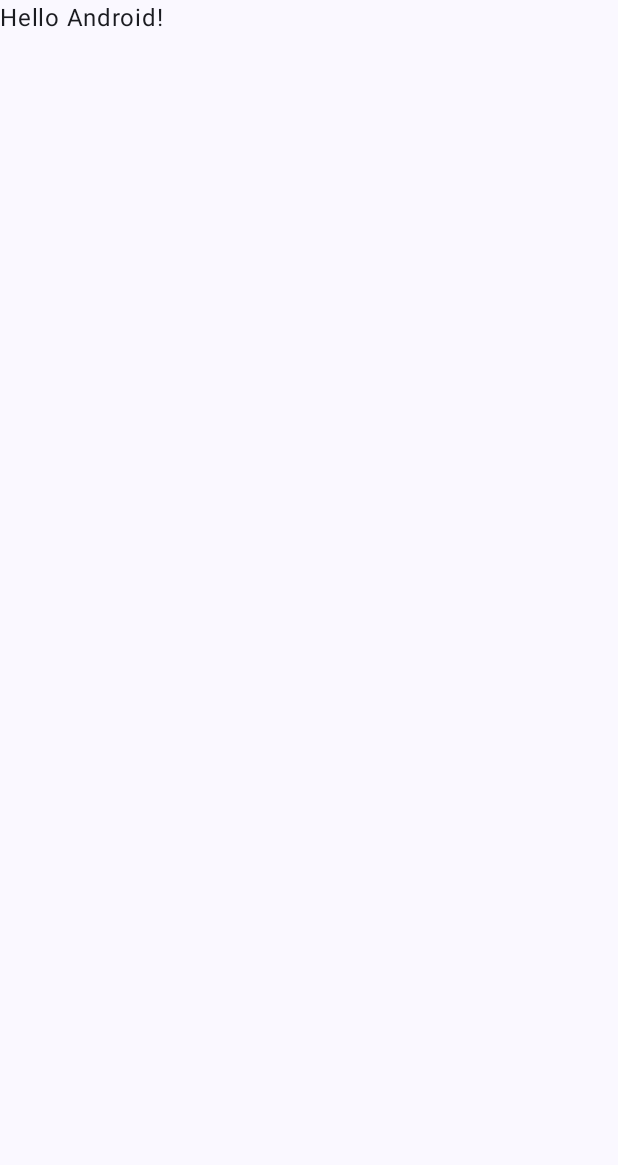
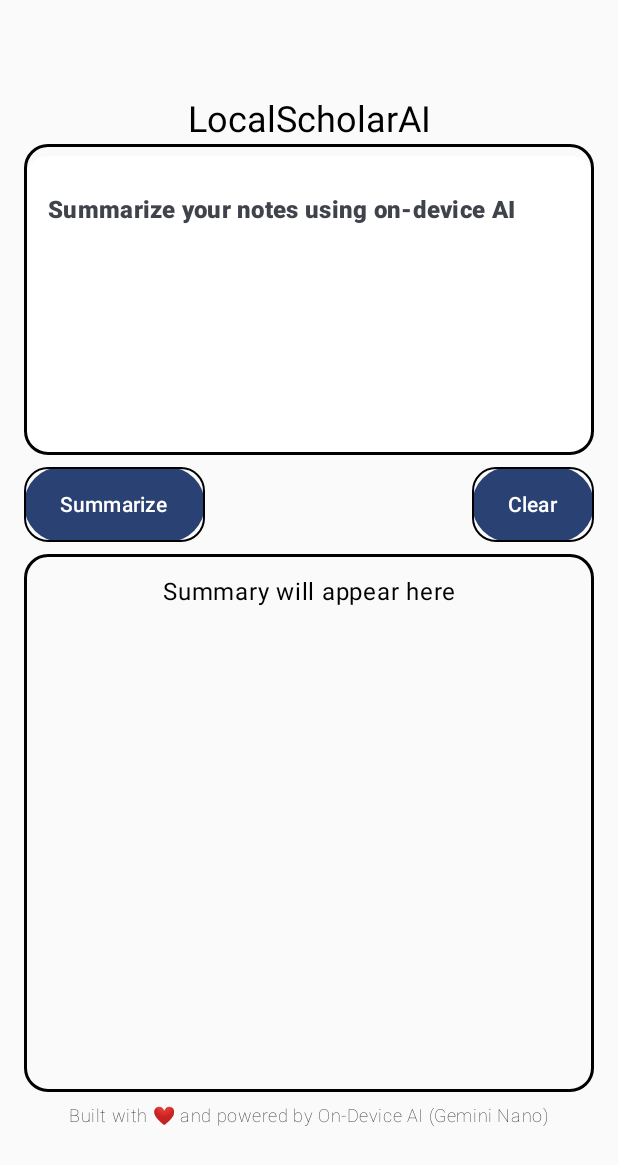
Before and after one commit to vprabhu/LocalScholarAI, an Android app built with Jetpack Compose: the screen it shows after launch (MainActivity), on a phone screen of 412 x 824 dp. Before the commit the part shown is almost empty. Shown: the top 1165 px of the screen. Run offline under Robolectric (Android 15) with nearby library versions, the phone set to English and light mode, and no system bars; libraries missing offline, so code that uses them is left out: com.google.mlkit.genai; 2 statements that could not run were skipped.

Commit message:
feat: Implement summarization feature using on-device AI
This commit introduces the core functionality of summarizing text using an on-device AI model (Gemini Nano via ML Kit).

Key changes include:

- **UI State Management:**
    - Added `UiState.kt` to define sealed interfaces for managing different states of the text generation process (Initial, Loading, Success, Error).
- **ViewModel:**
    - Created `SummarizeViewModel.kt` to handle the summarization logic.
    - Manages UI state using `MutableStateFlow` and exposes it as `StateFlow`.
    - Implements logic to check feature availability (downloadable, downloading, available) for the summarizer.
    - Initiates summarization requests (both streaming and non-streaming).
    - Handles potential `GenAiException` during summarization.
    - Defines a `MAX_INPUT_CHARACTER_LIMIT` for the input text.
- **UI Implementation:**
    - Updated `MainActivity.kt` to use a new `HomeScreen` composable.
    - Created `HomeScreen.kt` which provides the user interface for text input and displaying the summary.
    - Includes:
        - An `OutlinedTextField` for user input.
        - "Summarize" and "Clear" buttons.
        - Display area for the generated summary or error messages.
        - A `LinearProgressIndicator` to show loading state.
        - Input validation for minimum character length.
        - Keyboard management (hiding keyboard on action).
        - Lifecycle management for the `Summarizer` instance (closing it `ON_STOP`).
- **Dependencies:**
    - Added `com.google.mlkit:genai-summarization` and `androidx.lifecycle:lifecycle-viewmodel-compose` to `build.gradle.kts` and `libs.versions.toml`.
- **String Resources:**
    - Added new string resources for UI elements like button labels, instructional text, and error messages in `strings.xml`.
- **Theme:**
    - Minor cleanup in `Theme.kt` (removed unused import).

```diff
--- a/app/build.gradle.kts
+++ b/app/build.gradle.kts
@@ -56,4 +56,9 @@ dependencies {
     androidTestImplementation(libs.androidx.ui.test.junit4)
     debugImplementation(libs.androidx.ui.tooling)
     debugImplementation(libs.androidx.ui.test.manifest)
+    // gen ai summarisation
+    implementation(libs.genai.summarization)
+    // lifecycle view model
+    implementation(libs.compose.viewmodel)
+
 }
--- a/app/src/main/java/com/vpdevs/localscholarai/MainActivity.kt
+++ b/app/src/main/java/com/vpdevs/localscholarai/MainActivity.kt
@@ -4,44 +4,18 @@ import android.os.Bundle
 import androidx.activity.ComponentActivity
 import androidx.activity.compose.setContent
 import androidx.activity.enableEdgeToEdge
-import androidx.compose.foundation.layout.fillMaxSize
-import androidx.compose.foundation.layout.padding
-import androidx.compose.material3.Scaffold
-import androidx.compose.material3.Text
-import androidx.compose.runtime.Composable
-import androidx.compose.ui.Modifier
-import androidx.compose.ui.tooling.preview.Preview
+import com.vpdevs.localscholarai.ui.screens.HomeScreen
 import com.vpdevs.localscholarai.ui.theme.LocalScholarAITheme
 
 class MainActivity : ComponentActivity() {
+
     override fun onCreate(savedInstanceState: Bundle?) {
         super.onCreate(savedInstanceState)
         enableEdgeToEdge()
         setContent {
             LocalScholarAITheme {
-                Scaffold(modifier = Modifier.fillMaxSize()) { innerPadding ->
-                    Greeting(
-                        name = "Android",
-                        modifier = Modifier.padding(innerPadding)
-                    )
-                }
+                HomeScreen()
             }
         }
     }
 }
-
-@Composable
-fun Greeting(name: String, modifier: Modifier = Modifier) {
-    Text(
-        text = "Hello $name!",
-        modifier = modifier
-    )
-}
-
-@Preview(showBackground = true)
-@Composable
-fun GreetingPreview() {
-    LocalScholarAITheme {
-        Greeting("Android")
-    }
-}
--- /dev/null
+++ b/app/src/main/java/com/vpdevs/localscholarai/ui/screens/HomeScreen.kt
@@ -0,0 +1,284 @@
+package com.vpdevs.localscholarai.ui.screens
+
+import android.util.Log
+import androidx.compose.animation.AnimatedVisibility
+import androidx.compose.foundation.border
+import androidx.compose.foundation.layout.Arrangement
+import androidx.compose.foundation.layout.Column
+import androidx.compose.foundation.layout.Row
+import androidx.compose.foundation.layout.fillMaxSize
+import androidx.compose.foundation.layout.fillMaxWidth
+import androidx.compose.foundation.layout.height
+import androidx.compose.foundation.layout.padding
+import androidx.compose.foundation.layout.wrapContentHeight
+import androidx.compose.foundation.layout.wrapContentWidth
+import androidx.compose.foundation.shape.RoundedCornerShape
+import androidx.compose.foundation.text.KeyboardActions
+import androidx.compose.foundation.text.KeyboardOptions
+import androidx.compose.material3.Button
+import androidx.compose.material3.LinearProgressIndicator
+import androidx.compose.material3.MaterialTheme
+import androidx.compose.material3.OutlinedTextField
+import androidx.compose.material3.Text
+import androidx.compose.material3.TextFieldDefaults
+import androidx.compose.runtime.Composable
+import androidx.compose.runtime.MutableState
+import androidx.compose.runtime.collectAsState
+import androidx.compose.runtime.getValue
+import androidx.compose.runtime.mutableStateOf
+import androidx.compose.runtime.remember
+import androidx.compose.runtime.saveable.rememberSaveable
+import androidx.compose.runtime.setValue
+import androidx.compose.ui.Alignment
+import androidx.compose.ui.Modifier
+import androidx.compose.ui.graphics.Color
+import androidx.compose.ui.platform.LocalContext
+import androidx.compose.ui.platform.LocalSoftwareKeyboardController
+import androidx.compose.ui.platform.SoftwareKeyboardController
+import androidx.compose.ui.res.stringResource
+import androidx.compose.ui.text.font.FontWeight
+import androidx.compose.ui.text.input.ImeAction
+import androidx.compose.ui.text.input.KeyboardType
+import androidx.compose.ui.text.style.TextAlign
+import androidx.compose.ui.unit.dp
+import androidx.lifecycle.Lifecycle
+import androidx.lifecycle.compose.LifecycleEventEffect
+import androidx.lifecycle.viewmodel.compose.viewModel
+import com.google.mlkit.genai.summarization.Summarization
+import com.google.mlkit.genai.summarization.Summarizer
+import com.google.mlkit.genai.summarization.SummarizerOptions
+import com.vpdevs.localscholarai.R
+import com.vpdevs.localscholarai.ui.viewmodel.MAX_INPUT_CHARACTER_LIMIT
+import com.vpdevs.localscholarai.ui.viewmodel.SummarizeViewModel
+import com.vpdevs.localscholarai.ui.viewmodel.UiState
+
+@Composable
+fun HomeScreen(
+    summarizeViewModel: SummarizeViewModel = viewModel()
+) {
+
+    val context = LocalContext.current
+
+    val summarizerOptions = SummarizerOptions.builder(context)
+        .setInputType(SummarizerOptions.InputType.ARTICLE)
+        .setOutputType(SummarizerOptions.OutputType.THREE_BULLETS)
+        .setLanguage(SummarizerOptions.Language.ENGLISH)
+        .setLongInputAutoTruncationEnabled(true)
+        .build()
+
+    val summarizer = Summarization.getClient(summarizerOptions)
+
+    val summarizeText by summarizeViewModel.summarizeText.collectAsState()
+
+    val result = rememberSaveable { mutableStateOf("Summary will appear here") }
+    var prompt by rememberSaveable { mutableStateOf("") }
+    val isInputLengthError = remember { mutableStateOf(false) }
+
+    val isLoading = remember {
+        mutableStateOf(false)
+    }
+
+    val keyboardController = LocalSoftwareKeyboardController.current
+
+    when (summarizeText) {
+        UiState.Initial -> {}
+
+        UiState.Loading -> {
+            isLoading.value = true
+        }
+
+        is UiState.Success -> {
+            isLoading.value = false
+            result.value = (summarizeText as UiState.Success).outputText
+        }
+
+        is UiState.Error -> {
+            isLoading.value = false
+            result.value = (summarizeText as UiState.Error).errorMessage
+        }
+    }
+
+    Column(
+        modifier = Modifier
+            .fillMaxSize()
+            .padding(vertical = 64.dp, horizontal = 16.dp),
+        horizontalAlignment = Alignment.CenterHorizontally
+
+    ) {
+
+        Text(
+            text = stringResource(id = R.string.app_name),
+            style = MaterialTheme.typography.headlineSmall,
+            color = Color.Black,
+            textAlign = TextAlign.Start
+        )
+
+        OutlinedTextField(
+            label = {
+                Text(
+                    modifier = Modifier.padding(top = 8.dp, bottom = 8.dp),
+                    text = stringResource(id = R.string.label_prompt),
+                    style = MaterialTheme.typography.titleMedium,
+                    fontWeight = FontWeight.Black
+                )
+            },
+            value = prompt,
+            onValueChange = { prompt = it },
+            shape = RoundedCornerShape(16.dp),
+            modifier = Modifier
+                .fillMaxWidth()
+                .weight(0.3f)
+                .padding(bottom = 8.dp)
+                .border(
+                    width = 2.dp,
+                    color = Color.Black,
+                    shape = RoundedCornerShape(16.dp)
+                ),
+            colors = TextFieldDefaults.colors(
+                focusedTextColor = Color.Black,
+                unfocusedTextColor = Color.Black,
+                focusedContainerColor = Color.White,
+                unfocusedContainerColor = Color.White,
+                focusedIndicatorColor = Color.Transparent,
+                unfocusedIndicatorColor = Color.Transparent,
+            ),
+            keyboardActions = KeyboardActions(
+                onDone = {
+                    callSummarizeTextCallback(
+                        isInputLengthError = isInputLengthError,
+                        prompt = prompt,
+                        summarizeViewModel = summarizeViewModel,
+                        summarizer = summarizer,
+                        result = result,
+                        keyboardController = keyboardController
+                    )
+                }
+            ),
+            keyboardOptions = KeyboardOptions(
+                keyboardType = KeyboardType.Email,
+                imeAction = ImeAction.Done
+            ),
+        )
+        androidx.compose.animation.AnimatedVisibility(visible = isInputLengthError.value) {
+            Text(
+                modifier = Modifier.padding(top = 8.dp, bottom = 8.dp),
+                text = stringResource(id = R.string.error_min_characters),
+                style = MaterialTheme.typography.titleMedium,
+                fontWeight = FontWeight.Thin,
+                color = Color.Red
+            )
+        }
+
+        Row(
+            modifier = Modifier
+                .fillMaxWidth()
+                .wrapContentHeight()
+                .padding(bottom = 8.dp),
+            horizontalArrangement = Arrangement.SpaceBetween
+        ) {
+            Button(
+                modifier = Modifier
+                    .wrapContentWidth()
+                    .height(50.dp)
+                    .border(
+                        width = 1.dp,
+                        shape = RoundedCornerShape(16.dp),
+                        color = Color.Black
+                    ),
+                onClick = {
+                    callSummarizeTextCallback(
+                        isInputLengthError = isInputLengthError,
+                        prompt = prompt,
+                        summarizeViewModel = summarizeViewModel,
+                        summarizer = summarizer,
+                        result = result,
+                        keyboardController = keyboardController
+                    )
+                }
+            ) {
+                Text(stringResource(id = R.string.button_summarize))
+            }
+
+            Button(
+                modifier = Modifier
+                    .wrapContentWidth()
+                    .height(50.dp)
+                    .border(
+                        width = 1.dp,
+                        shape = RoundedCornerShape(16.dp),
+                        color = Color.Black
+                    ),
+                onClick = {
+                    prompt = ""
+                }
+            ) {
+                Text(stringResource(id = R.string.button_clear))
+            }
+        }
+
+        AnimatedVisibility(
+            visible = isLoading.value,
+            modifier = Modifier.padding(top = 8.dp, bottom = 8.dp)
+        ) {
+            Text(
+                modifier = Modifier.padding(top = 8.dp, bottom = 8.dp),
+                text = stringResource(id = R.string.text_summarizing),
+                style = MaterialTheme.typography.titleMedium,
+                fontWeight = FontWeight.Thin
+            )
+
+            LinearProgressIndicator(
+                modifier = Modifier.fillMaxWidth(),
+            )
+        }
+
+        Text(
+            modifier = Modifier
+                .border(
+                    width = 2.dp,
+                    shape = RoundedCornerShape(16.dp),
+                    color = Color.Black
+                )
+                .fillMaxWidth()
+                .weight(0.5f)
+                .padding(top = 16.dp),
+            text = result.value,
+            style = MaterialTheme.typography.bodyLarge,
+            color = Color.Black,
+            textAlign = TextAlign.Center
+        )
+
+        Text(
+            modifier = Modifier.padding(top = 8.dp, bottom = 8.dp),
+            text = stringResource(id = R.string.text_footer),
+            style = MaterialTheme.typography.bodySmall,
+            fontWeight = FontWeight.Thin
+        )
+    }
+
+    LifecycleEventEffect(Lifecycle.Event.ON_STOP) {
+        summarizer.close()
+    }
+}
+
+private fun callSummarizeTextCallback(
+    isInputLengthError: MutableState<Boolean>,
+    prompt: String,
+    summarizeViewModel: SummarizeViewModel,
+    summarizer: Summarizer,
+    result: MutableState<String>,
+    keyboardController: SoftwareKeyboardController?
+) {
+    isInputLengthError.value = false
+    if (prompt.isNotEmpty() && prompt.length >= MAX_INPUT_CHARACTER_LIMIT) {
+        keyboardController?.hide()
+        result.value = ""
+        summarizeViewModel.summarizeText(
+            text = prompt,
+            summarizer = summarizer
+        )
+    } else {
+        isInputLengthError.value = true
+        Log.d("LocalScholarAI", "Input length must be at least 400 characters ")
+    }
+}
--- a/app/src/main/java/com/vpdevs/localscholarai/ui/theme/Theme.kt
+++ b/app/src/main/java/com/vpdevs/localscholarai/ui/theme/Theme.kt
@@ -1,6 +1,5 @@
 package com.vpdevs.localscholarai.ui.theme
 
-import android.app.Activity
 import android.os.Build
 import androidx.compose.foundation.isSystemInDarkTheme
 import androidx.compose.material3.MaterialTheme
--- /dev/null
+++ b/app/src/main/java/com/vpdevs/localscholarai/ui/viewmodel/SummarizeViewModel.kt
@@ -0,0 +1,129 @@
+package com.vpdevs.localscholarai.ui.viewmodel
+
+import android.util.Log
+import androidx.lifecycle.ViewModel
+import androidx.lifecycle.viewModelScope
+import com.google.mlkit.genai.common.DownloadCallback
+import com.google.mlkit.genai.common.FeatureStatus
+import com.google.mlkit.genai.common.GenAiException
+import com.google.mlkit.genai.summarization.SummarizationRequest
+import com.google.mlkit.genai.summarization.Summarizer
+import kotlinx.coroutines.Dispatchers
+import kotlinx.coroutines.flow.MutableStateFlow
+import kotlinx.coroutines.flow.StateFlow
+import kotlinx.coroutines.flow.asStateFlow
+import kotlinx.coroutines.flow.update
+import kotlinx.coroutines.launch
+import kotlinx.coroutines.withContext
+
+const val  MAX_INPUT_CHARACTER_LIMIT = 400
+
+class SummarizeViewModel : ViewModel() {
+
+
+    private val _summarizeText: MutableStateFlow<UiState> =
+        MutableStateFlow(UiState.Initial)
+    val summarizeText: StateFlow<UiState> =
+        _summarizeText.asStateFlow()
+
+
+    fun summarizeText(text: String, summarizer: Summarizer) {
+        _summarizeText.value = UiState.Loading
+
+        viewModelScope.launch(Dispatchers.IO) {
+            prepareAndStartSummarization(
+                summarizer = summarizer,
+                articleToSummarize = text
+            )
+        }
+    }
+
+    private suspend fun prepareAndStartSummarization(
+        summarizer: Summarizer,
+        articleToSummarize: String
+    ) {
+        // Check feature availability. Status will be one of the following:
+        // UNAVAILABLE, DOWNLOADABLE, DOWNLOADING, AVAILABLE
+        val featureStatus = withContext(Dispatchers.IO) {
+            summarizer.checkFeatureStatus().get()
+        }
+        Log.d("LocalScholarAI", "featureStatus: $featureStatus")
+
+        when (featureStatus) {
+            FeatureStatus.DOWNLOADABLE -> {
+                Log.d("LocalScholarAI", "FeatureStatus.DOWNLOADABLE")
+                // Download feature if necessary. If downloadFeature is not called,
+                // the first inference request will also trigger the feature to be
+                // downloaded if it's not already downloaded.
+                summarizer.downloadFeature(object : DownloadCallback {
+                    override fun onDownloadStarted(bytesToDownload: Long) {}
+
+                    override fun onDownloadFailed(e: GenAiException) {}
+
+                    override fun onDownloadProgress(totalBytesDownloaded: Long) {}
+
+                    override fun onDownloadCompleted() {
+                        startSummarizationRequest(
+                            text = articleToSummarize,
+                            summarizer = summarizer
+                        )
+                    }
+                })
+            }
+            FeatureStatus.DOWNLOADING -> {
+                Log.d("LocalScholarAI", "FeatureStatus.DOWNLOADING")
+                // Inference request will automatically run once feature is
+                // downloaded. If Gemini Nano is already downloaded on the device,
+                // the feature-specific LoRA adapter model will be downloaded
+                // quickly. However, if Gemini Nano is not already downloaded, the
+                // download process may take longer.
+                startSummarizationRequest(
+                    text = articleToSummarize,
+                    summarizer = summarizer
+                )
+            }
+            FeatureStatus.AVAILABLE -> {
+                Log.d("LocalScholarAI", "FeatureStatus.AVAILABLE")
+                startSummarizationRequest(
+                    text = articleToSummarize,
+                    summarizer = summarizer
+                )
+            }
+        }
+    }
+
+    fun startSummarizationRequest(
+        text: String,
+        summarizer: Summarizer
+    ) {
+        // Create task request
+        val summarizationRequest = SummarizationRequest.builder(text).build()
+        // Start summarization request with streaming response
+        summarizer.runInference(summarizationRequest) { newText ->
+            // Show new text in UI
+            Log.d("ScholarSampleAI", "startSummarizationRequest: $newText")
+        }
+
+        // get a non-streaming response from the request
+        try {
+            val summarizationResult = summarizer.runInference(
+                summarizationRequest
+            ).get().summary
+
+            _summarizeText.update {
+                UiState.Success(summarizationResult)
+            }
+            Log.d(
+                "LocalScholarAI",
+                "non-streaming response startSummarizationRequest : $summarizationResult"
+            )
+        } catch (e: GenAiException) {
+            _summarizeText.update {
+                UiState.Error(e.message.toString())
+            }
+        }
+
+    }
+
+
+}
--- /dev/null
+++ b/app/src/main/java/com/vpdevs/localscholarai/ui/viewmodel/UiState.kt
@@ -0,0 +1,27 @@
+package com.vpdevs.localscholarai.ui.viewmodel
+
+/**
+ * A sealed hierarchy describing the state of the text generation.
+ */
+sealed interface UiState {
+
+    /**
+     * Empty state when the screen is first shown
+     */
+    data object Initial : UiState
+
+    /**
+     * Still loading
+     */
+    data object Loading : UiState
+
+    /**
+     * Text has been generated
+     */
+    data class Success(val outputText: String) : UiState
+
+    /**
+     * There was an error generating text
+     */
+    data class Error(val errorMessage: String) : UiState
+}
--- a/app/src/main/res/values/strings.xml
+++ b/app/src/main/res/values/strings.xml
@@ -1,3 +1,13 @@
 <resources>
     <string name="app_name">LocalScholarAI</string>
+
+    <string name="button_summarize">Summarize</string>
+    <string name="button_clear">Clear</string>
+    <string name="text_summarizing">Summarizing</string>
+    <string name="text_footer">Built with ❤️ and powered by On-Device AI (Gemini Nano)</string>
+    <string name="error_min_characters">Input text must be at least 400 characters</string>
+    <string name="label_prompt">Summarize your notes using on-device AI</string>
+    <string name="label_result">Summary will appear here</string>
+
+
 </resources>
```
Also changed, not shown: gradle/libs.versions.toml (+6 -2 lines).
